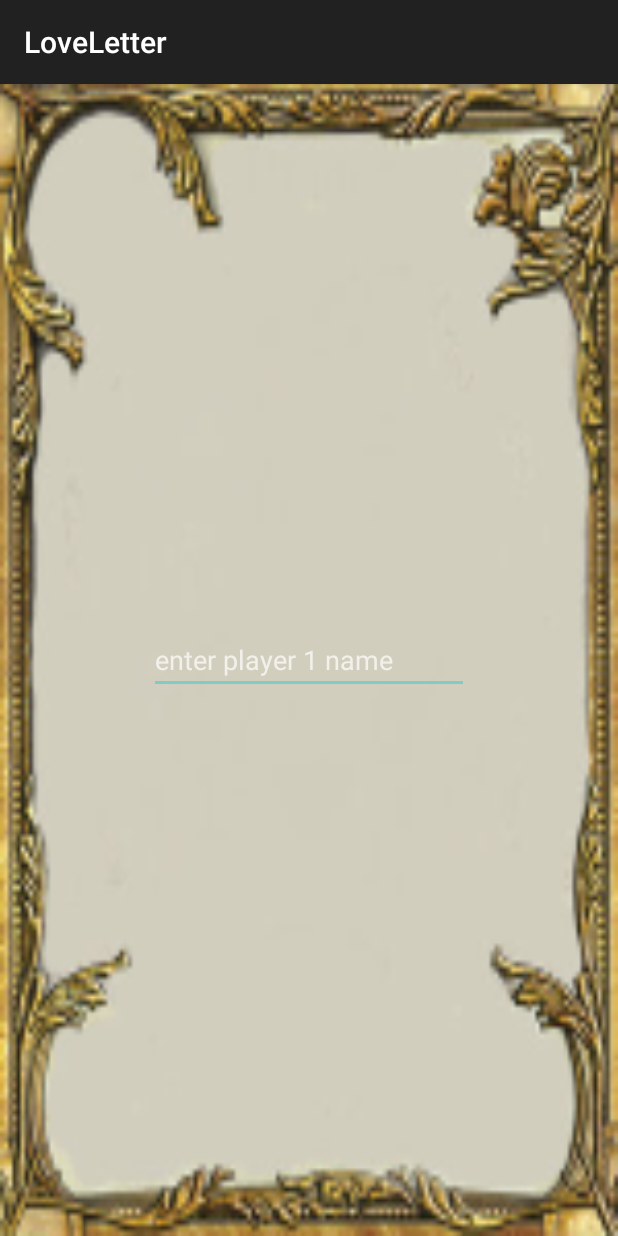
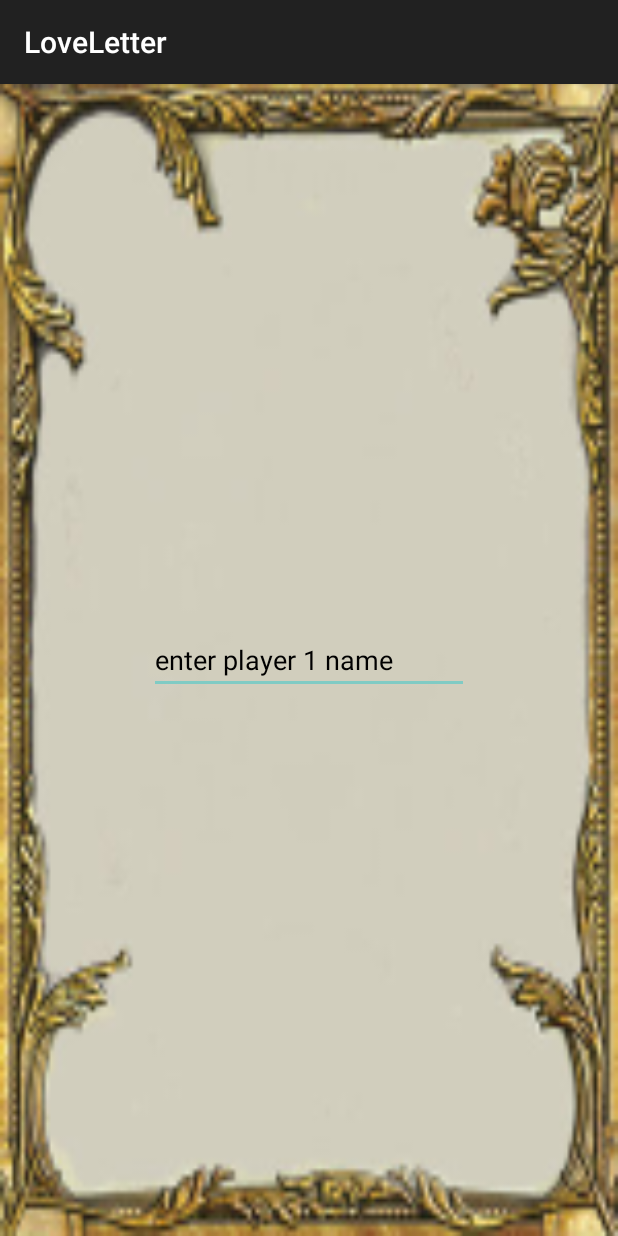
Before and after one commit to paulvincentphillips/LoveLetterAndroid, an Android app: the playerName screen opened directly, with no data from a screen before it, on a phone screen of 412 x 824 dp. Run offline under Robolectric (Android 15) with nearby library versions, the light colour scheme and no system bars.

Commit message:
original changes regarding UI design re-done.

```diff
--- a/app/src/main/java/com/example/padcf/loveletter/MainActivity.java
+++ b/app/src/main/java/com/example/padcf/loveletter/MainActivity.java
@@ -107,7 +107,7 @@
 
                 //set up image view
                 ImageView img = (ImageView) dialog.findViewById(R.id.cardreferenceimage);
-                img.setImageResource(R.drawable.referencecard2);
+                img.setImageResource(R.drawable.referencecard);
 
                 dialog.show();
             }
--- a/app/src/main/res/layout/activity_player_name.xml
+++ b/app/src/main/res/layout/activity_player_name.xml
@@ -19,7 +19,9 @@
         android:layout_centerVertical="true"
         android:layout_centerHorizontal="true"
         android:id="@+id/nameBox"
-        android:hint="enter player 1 name" />
+        android:hint="enter player 1 name"
+        android:textColor="?android:attr/textColorPrimaryInverseDisableOnly"
+        android:textColorHint="@android:color/black" />
 
     <EditText
         android:visibility="invisible"
@@ -30,7 +32,8 @@
         android:layout_centerVertical="true"
         android:layout_centerHorizontal="true"
         android:id="@+id/nameBox1"
-        android:hint="enter player 2 name" />
+        android:hint="enter player 2 name"
+        android:textColorHint="@android:color/black" />
 
     <EditText
         android:visibility="invisible"
@@ -41,7 +44,8 @@
         android:layout_centerVertical="true"
         android:layout_centerHorizontal="true"
         android:id="@+id/nameBox2"
-        android:hint="enter player 3 name" />
+        android:hint="enter player 3 name"
+        android:textColorHint="@android:color/black" />
 
     <EditText
 
@@ -51,8 +55,11 @@
         android:layout_height="wrap_content"
         android:inputType="textCapSentences"
         android:ems="10"
+        android:id="@+id/nameBox3"
+        android:hint="enter player 4 name"
+        android:textColor="@android:color/black"
         android:layout_centerVertical="true"
-        android:layout_centerHorizontal="true"
-        android:id="@+id/nameBox3"
-        android:hint="enter player 4 name" />
+        android:layout_alignLeft="@+id/nameBox"
+        android:layout_alignStart="@+id/nameBox"
+        android:textColorHint="@android:color/black" />
 </RelativeLayout>
--- a/app/src/main/res/layout/kingpop.xml
+++ b/app/src/main/res/layout/kingpop.xml
@@ -1,7 +1,7 @@
 <?xml version="1.0" encoding="utf-8"?>
 <RelativeLayout xmlns:android="http://schemas.android.com/apk/res/android"
     android:layout_width="match_parent" android:layout_height="match_parent"
-    android:background="@android:drawable/title_bar">
+    android:background="@android:color/holo_orange_light">
 
     <TextView
         android:text="TextView"
@@ -9,5 +9,6 @@
         android:layout_height="wrap_content"
         android:layout_centerVertical="true"
         android:layout_centerHorizontal="true"
-        android:id="@+id/kingInfo" />
+        android:id="@+id/kingInfo"
+        android:textColor="@android:color/black" />
 </RelativeLayout>
--- a/app/src/main/res/layout/menu_screen.xml
+++ b/app/src/main/res/layout/menu_screen.xml
@@ -26,6 +26,7 @@
             android:layout_height="wrap_content"
             app:srcCompat="@drawable/playgamecard"
             android:id="@+id/play"
+            android:background="#00000000"
             android:layout_weight="4" />
 
         <ImageButton
@@ -33,6 +34,7 @@
             android:layout_height="wrap_content"
             app:srcCompat="@drawable/tutorialgamecard"
             android:id="@+id/tutorial"
+            android:background="#00000000"
             android:layout_weight="4" />
     </LinearLayout>
 
--- a/app/src/main/res/layout/priestpop.xml
+++ b/app/src/main/res/layout/priestpop.xml
@@ -2,7 +2,7 @@
 <RelativeLayout xmlns:android="http://schemas.android.com/apk/res/android"
     xmlns:app="http://schemas.android.com/apk/res-auto"
     android:layout_width="match_parent" android:layout_height="match_parent"
-    android:background="@android:drawable/title_bar">
+    android:background="@android:color/holo_orange_light">
 
     <TextView
         android:text="TextView"
@@ -10,6 +10,7 @@
         android:layout_height="wrap_content"
         android:id="@+id/priestReveal"
         android:layout_centerVertical="true"
-        android:layout_centerHorizontal="true" />
+        android:layout_centerHorizontal="true"
+        android:textColor="@android:color/black" />
 
 </RelativeLayout>
```
Also changed, not shown: app/src/main/res/layout/activity_cardreference.xml (+11 -8 lines), app/src/main/res/layout/activity_main.xml (+13 -13 lines), app/src/main/res/layout/baronpop.xml (+11 -6 lines), app/src/main/res/drawable-xxhdpi/play.jpg (added), app/src/main/res/drawable-xxhdpi/referencecard.jpg (added), app/src/main/res/drawable-xxhdpi/referencecard3.jpg (added), app/src/main/res/drawable-xxhdpi/referencecardimgbutt.jpg (added).
